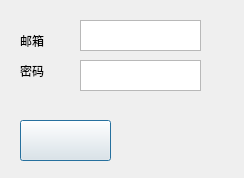
grysgreat/QtMail, file infrom.ui: the form before one commit.
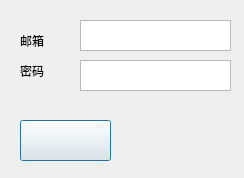
The form after the commit. Icons and pictures are not drawn.

Diff of the .ui file:
```diff
--- a/infrom.ui
+++ b/infrom.ui
@@ -22,7 +22,7 @@
     <rect>
      <x>80</x>
      <y>20</y>
-     <width>121</width>
+     <width>151</width>
      <height>31</height>
     </rect>
    </property>
@@ -48,7 +48,7 @@
     <rect>
      <x>80</x>
      <y>60</y>
-     <width>121</width>
+     <width>151</width>
      <height>31</height>
     </rect>
    </property>
```
